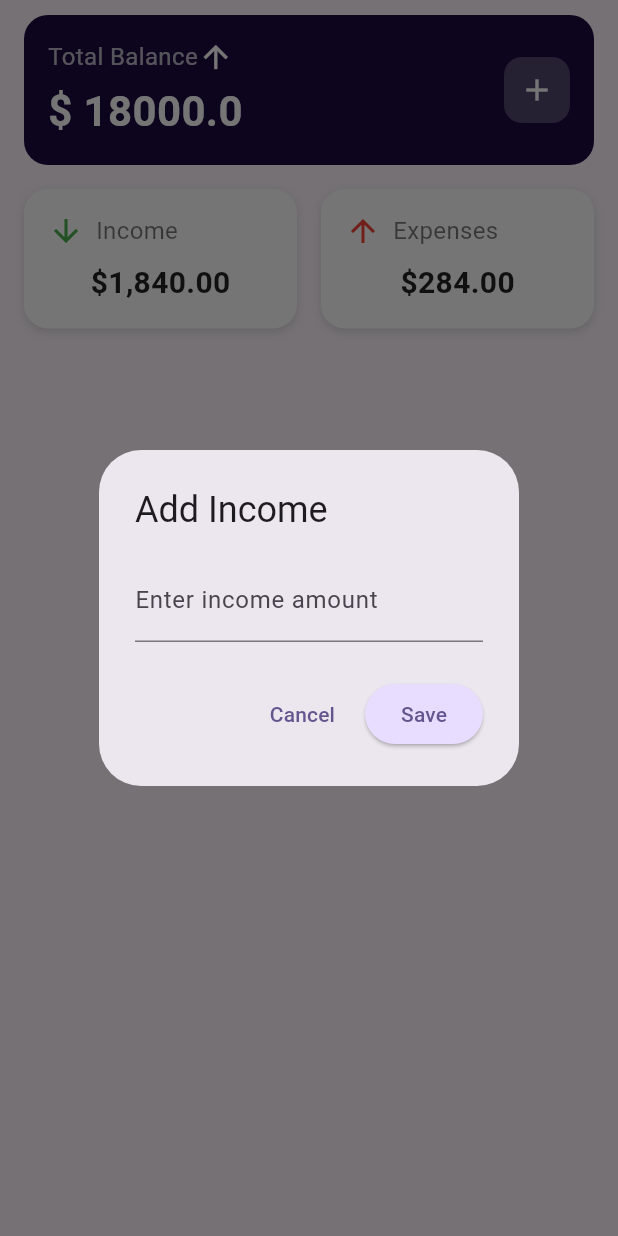
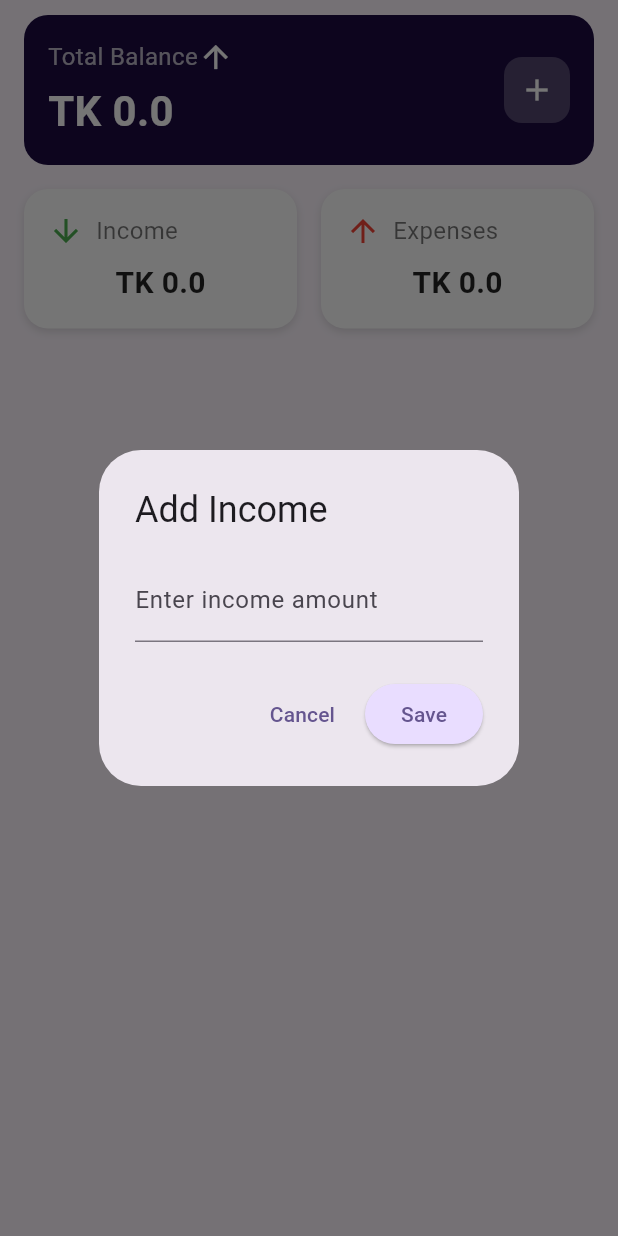
Before and after one commit to amhimel/expense_tracker_app, a Flutter app: the HomeScreen screen opened directly, after a tap on the "add" icon, on a phone screen of 412 x 824 dp. Run offline on Flutter 3.47's test engine with Material 3 defaults, Android fonts, the phone set to English and light mode, and no system bars; our stand-ins replace firebase_auth, firebase_core, firebase_database, flutter_native_splash, flutter_secure_storage, lottie; accounts and stored records are empty.

Commit message:
getting income and expense and set in balance card widget done but ui refresh not work perfectly

```diff
--- a/lib/screens/add_expense_screen.dart
+++ b/lib/screens/add_expense_screen.dart
@@ -79,7 +79,7 @@ class _AddExpenseWidgetState extends State<AddExpenseWidget> {
                   labelText: "Enter Expense Amount",
                 ),
               ),
-              const SizedBox(height: 15),
+              const SizedBox(height: 15 ),
               ElevatedButton(
                 onPressed: _isLoading ? null : _saveExpense,
                 child: _isLoading
--- a/lib/screens/home.dart
+++ b/lib/screens/home.dart
@@ -20,19 +20,38 @@ class _HomeScreenState extends State<HomeScreen> {
   final FirebaseServices _firebaseServices = FirebaseServices();
   String userName = '';
   String greeting = '';
+  double _income = 0.0;
+  double _expenses = 0.0;
+  double _totalIncome = 0.0;
 
   @override
   void initState() {
     super.initState();
     // Add post frame callback to ensure context is ready
     WidgetsBinding.instance.addPostFrameCallback((_) async {
-      await Future.delayed(const Duration(milliseconds: 500)); // wait for Auth to complete
+      await Future.delayed(const Duration(milliseconds: 200)); // wait for Auth to complete
       await checkUserInfo();
+      await _loadData();
     });
   }
 
 
-
+//load monthly expense and income
+  Future<void> _loadData() async {
+    try {
+      final income = await _firebaseServices.getCurrentlyInputedIncome();
+      final totalIncome = await _firebaseServices.getTotalIncome();
+      final expenses = await _firebaseServices.getMonthlyExpense();
+      print("Income: $income");
+      setState(() {
+        _income = income;
+        _expenses = expenses;
+        _totalIncome = totalIncome;
+      });
+    } catch (e) {
+      print("Error fetching income: $e");
+    }
+  }
 
 
   Future<void> checkUserInfo() async {
@@ -142,9 +161,9 @@ class _HomeScreenState extends State<HomeScreen> {
           mainAxisAlignment: MainAxisAlignment.start,
           children: [
             BalanceCardWidget(
-              totalBalance: 18000,
-              income: 15000,
-              expenses: 13500,
+              totalBalance: _totalIncome,
+              income: _income,
+              expenses: _expenses,
               onIncomeAdded: _handleAddIncome,
             ),
 
--- a/lib/services/firebase_services.dart
+++ b/lib/services/firebase_services.dart
@@ -14,18 +14,120 @@ class FirebaseServices {
     return _auth.currentUser;
   }
 
+  //get total income
+  Future<double> getTotalIncome() async {
+    final uid = FirebaseAuth.instance.currentUser?.uid;
+    if (uid == null) {
+      throw Exception("User not logged in");
+    }
+    final String currentMonth = DateFormat(
+      'MMMMyyyy',
+    ).format(DateTime.now()); // e.g., August2025
+
+    final snapshot = await dbIncomeRef
+        .child(uid)
+        .child(currentMonth)
+        .child('totalIncome')
+        .get();
+
+    if (snapshot.exists) {
+      final value = snapshot.value;
+      if (value is num) {
+        return value.toDouble();
+      } else if (value is String) {
+        return double.tryParse(value) ?? 0.0;
+      } else {
+        return 0.0;
+      }
+    } else {
+      return 0.0;
+    }
+  }
+
+  /// Get income for currently added
+  Future<double> getCurrentlyInputedIncome() async {
+    final uid = FirebaseAuth.instance.currentUser?.uid;
+    if (uid == null) {
+      throw Exception("User not logged in");
+    }
+    final String currentMonth = DateFormat(
+      'MMMMyyyy',
+    ).format(DateTime.now()); // e.g., August2025
+
+    final snapshot = await dbIncomeRef
+        .child(uid)
+        .child(currentMonth)
+        .child('income')
+        .get();
+
+    if (snapshot.exists) {
+      final value = snapshot.value;
+      if (value is num) {
+        return value.toDouble();
+      } else if (value is String) {
+        return double.tryParse(value) ?? 0.0;
+      } else {
+        return 0.0;
+      }
+    } else {
+      return 0.0;
+    }
+  }
+
+  //get monthly total expense
+  Future<double> getMonthlyExpense() async {
+    final uid = FirebaseAuth.instance.currentUser?.uid;
+    if (uid == null) {
+      throw Exception("User not logged in");
+    }
+    final currentMonth = DateFormat('MMMMyyyy').format(DateTime.now());
+    final expenseRef = FirebaseDatabase.instance
+        .ref()
+        .child('Expense')
+        .child(uid)
+        .child(currentMonth);
+    final snapshot = await expenseRef.once();
+    double totalExpense = 0.0;
+    if (snapshot.snapshot.value != null) {
+      final daysMap = Map<String, dynamic>.from(snapshot.snapshot.value as Map);
+
+      for (var dayEntry in daysMap.entries) {
+        final expensesInDay = Map<String, dynamic>.from(dayEntry.value);
+
+        for (var expenseEntry in expensesInDay.entries) {
+          final expenseData = Map<String, dynamic>.from(
+            expenseEntry.value as Map,
+          );
+          final amount = expenseData['amount'];
+          if (amount != null) {
+            totalExpense += double.tryParse(amount.toString()) ?? 0.0;
+          }
+        }
+      }
+    }
+
+    return totalExpense;
+  }
+
+  //add expense
   Future<void> addExpense(String category, double amount) async {
     final uid = FirebaseAuth.instance.currentUser?.uid;
     if (uid != null) {
-      final String currentMonth = DateFormat('MMMMyyyy').format(DateTime.now()); // e.g. August2025
-      final String currentDate = DateFormat('dd-MM-yyyy').format(DateTime.now()); // e.g. 06-08-2025
+      final String currentMonth = DateFormat(
+        'MMMMyyyy',
+      ).format(DateTime.now()); // e.g. August2025
+      final String currentDate = DateFormat(
+        'dd-MM-yyyy',
+      ).format(DateTime.now()); // e.g. 06-08-2025
       final DatabaseReference ref = FirebaseDatabase.instance.ref();
 
-      final expenseRef = ref.child("Expense").child(uid).child(currentMonth).child(currentDate).push();
-      await expenseRef.set({
-        'category': category,
-        'amount': amount,
-      });
+      final expenseRef = ref
+          .child("Expense")
+          .child(uid)
+          .child(currentMonth)
+          .child(currentDate)
+          .push();
+      await expenseRef.set({'category': category, 'amount': amount});
 
       // Subtract from income
       final incomeRef = ref.child("income").child(uid).child(currentMonth);
@@ -39,7 +141,6 @@ class FirebaseServices {
     }
   }
 
-
   //add income
   Future<void> addIncome(IncomeModel incomeModel) async {
     final uid = FirebaseAuth.instance.currentUser?.uid;
@@ -48,15 +149,18 @@ class FirebaseServices {
       final incomeRef = dbIncomeRef.child(uid).child(currentMonth);
 
       final snapshot = await incomeRef.get();
-      double previousIncome = 0;
+      double previousTotalIncome = 0;
       if (snapshot.exists) {
         final data = Map<String, dynamic>.from(snapshot.value as Map);
-        previousIncome = (data['income'] as num).toDouble();
+        previousTotalIncome = (data['totalIncome'] as num).toDouble();
       }
 
-      final totalIncome = previousIncome + incomeModel.income;
+      final totalIncome = previousTotalIncome + incomeModel.income;
 
-      await incomeRef.set({'income': totalIncome});
+      await incomeRef.set({
+        'income': incomeModel.income,
+        'totalIncome': totalIncome,
+      });
     }
   }
 
--- a/lib/widgets/balance_card_widget.dart
+++ b/lib/widgets/balance_card_widget.dart
@@ -53,7 +53,7 @@ class BalanceCardWidget extends StatelessWidget {
                     ),
                     const SizedBox(height: 4),
                     Text(
-                      '\$ $totalBalance',
+                      'TK $totalBalance',
                       style: const TextStyle(
                         color: Colors.white,
                         fontSize: 28,
@@ -109,9 +109,9 @@ class BalanceCardWidget extends StatelessWidget {
                     ],
                   ),
                   padding: const EdgeInsets.all(16),
-                  child: const Column(
+                  child: Column(
                     children: [
-                      Row(
+                      const Row(
                         children: [
                           Icon(Icons.arrow_downward, color: Colors.green),
                           SizedBox(width: 8),
@@ -124,10 +124,10 @@ class BalanceCardWidget extends StatelessWidget {
                           ),
                         ],
                       ),
-                      SizedBox(height: 8),
+                      const SizedBox(height: 8),
                       Text(
-                        '\$1,840.00',
-                        style: TextStyle(
+                        'TK $income',
+                        style: const TextStyle(
                           color: Colors.black87,
                           fontSize: 20,
                           fontWeight: FontWeight.bold,
@@ -153,9 +153,9 @@ class BalanceCardWidget extends StatelessWidget {
                     ],
                   ),
                   padding: const EdgeInsets.all(16),
-                  child: const Column(
+                  child: Column(
                     children: [
-                      Row(
+                      const Row(
                         children: [
                           Icon(Icons.arrow_upward, color: Colors.red),
                           SizedBox(width: 8),
@@ -168,10 +168,10 @@ class BalanceCardWidget extends StatelessWidget {
                           ),
                         ],
                       ),
-                      SizedBox(height: 8),
+                      const SizedBox(height: 8),
                       Text(
-                        '\$284.00',
-                        style: TextStyle(
+                        'TK $expenses',
+                        style: const TextStyle(
                           color: Colors.black87,
                           fontSize: 20,
                           fontWeight: FontWeight.bold,
```
